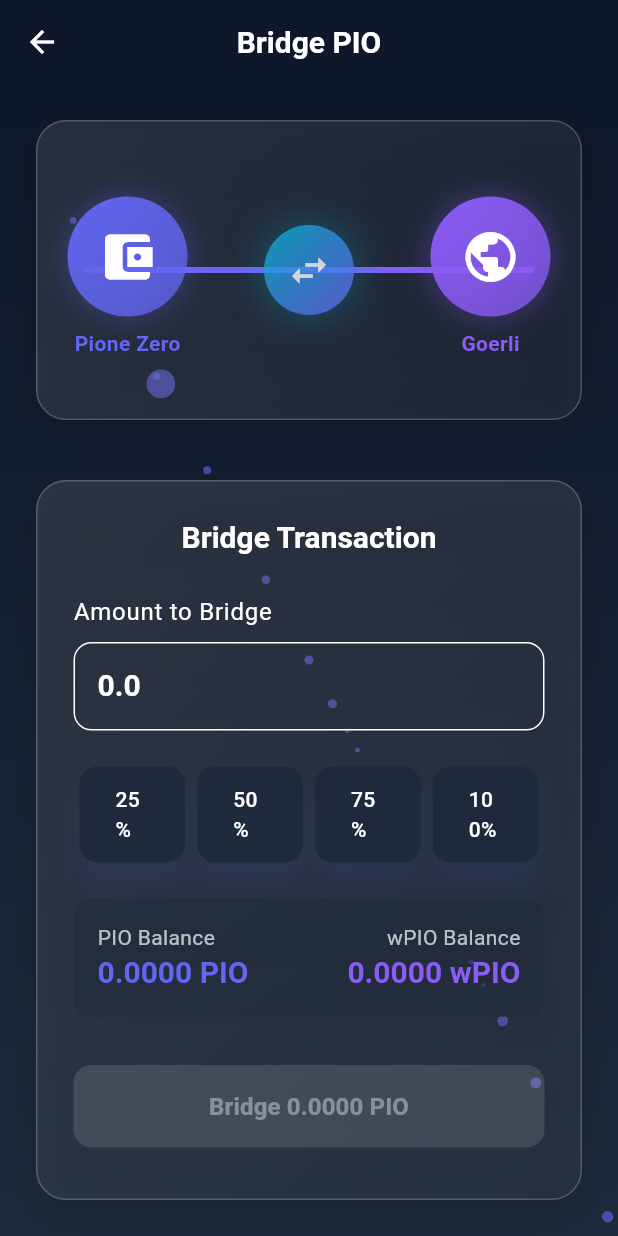
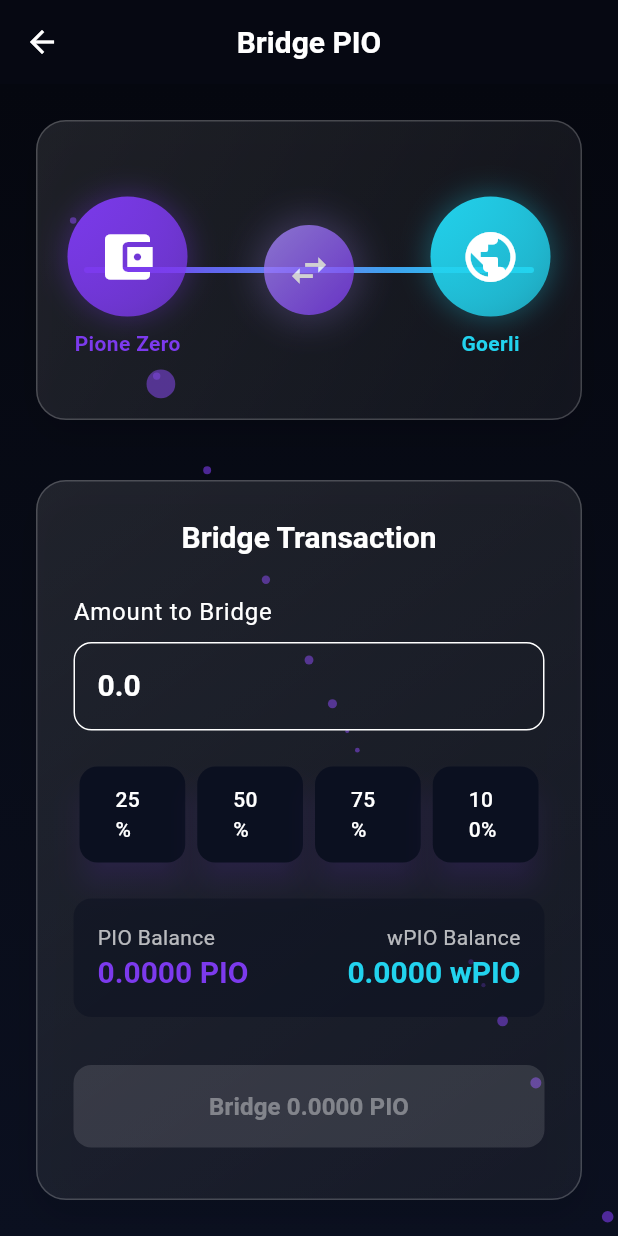
Before and after one commit to LeNhan18/Pio-Brigde, a Flutter app: the BridgeTransactionScreen screen opened directly, on a phone screen of 412 x 824 dp. Run offline on Flutter 3.47's test engine with Material 3 defaults, Android fonts, the phone set to English and light mode, and no system bars; drawn by our look-alikes of flutter_animate; our stand-ins replace glassmorphism.

Commit message:
giao diện universe

```diff
--- a/app/lib/theme/app_theme.dart
+++ b/app/lib/theme/app_theme.dart
@@ -1,12 +1,12 @@
 import 'package:flutter/material.dart';
 
 class AppTheme {
-  static const Color primaryColor = Color(0xFF6366F1); // Indigo
-  static const Color secondaryColor = Color(0xFF8B5CF6); // Purple
-  static const Color accentColor = Color(0xFF06B6D4); // Cyan
-  static const Color backgroundColor = Color(0xFF0F172A); // Slate 900
-  static const Color surfaceColor = Color(0xFF1E293B); // Slate 800
-  static const Color cardColor = Color(0xFF334155); // Slate 700
+  static const Color primaryColor = Color(0xFF7C3AED); // Electric Purple
+  static const Color secondaryColor = Color(0xFF22D3EE); // Neon Cyan
+  static const Color accentColor = Color(0xFFA78BFA); // Soft Violet
+  static const Color backgroundColor = Color(0xFF060812); // Deep Space
+  static const Color surfaceColor = Color(0xFF0B1020); // Cosmic Layer
+  static const Color cardColor = Color(0xFF151A2C); // Panel
 
   static ThemeData get darkTheme {
     return ThemeData(
@@ -105,7 +105,7 @@ class AppTheme {
     return const LinearGradient(
       begin: Alignment.topCenter,
       end: Alignment.bottomCenter,
-      colors: [backgroundColor, surfaceColor],
+      colors: [Color(0xFF05070F), Color(0xFF0B1020)],
     );
   }
 
```
